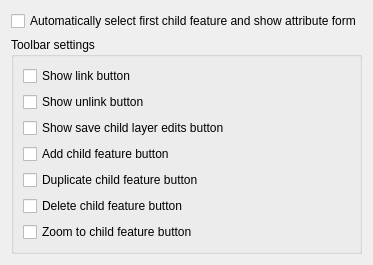
First picture: the form in src/ui/qgsrelationeditorconfigwidgetbase.ui, repository qgis/QGIS, before the edit.
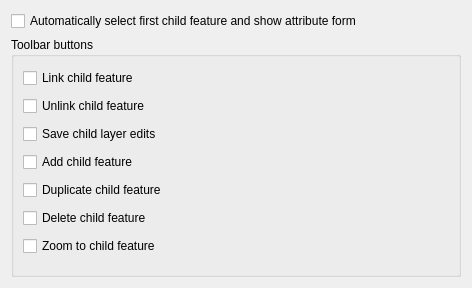
Second picture: the form after the edit.

Commit message: make consistent option texsts for buttons in relation editor widget

Diff of the .ui file:
```diff
--- a/src/ui/qgsrelationeditorconfigwidgetbase.ui
+++ b/src/ui/qgsrelationeditorconfigwidgetbase.ui
@@ -6,8 +6,8 @@
    <rect>
     <x>0</x>
     <y>0</y>
-    <width>274</width>
-    <height>215</height>
+    <width>472</width>
+    <height>288</height>
    </rect>
   </property>
   <property name="windowTitle">
@@ -33,55 +33,55 @@
         </sizepolicy>
      </property>
      <property name="title">
-        <string>Toolbar settings</string>
+      <string>Toolbar buttons</string>
      </property>
      <layout class="QVBoxLayout" name="verticalLayout_2">
       <item>
        <widget class="QCheckBox" name="mRelationShowLinkCheckBox">
         <property name="text">
-         <string>Show link button</string>
+         <string>Link child feature</string>
         </property>
        </widget>
       </item>
       <item>
        <widget class="QCheckBox" name="mRelationShowUnlinkCheckBox">
         <property name="text">
-         <string>Show unlink button</string>
+         <string>Unlink child feature</string>
         </property>
        </widget>
       </item>
       <item>
        <widget class="QCheckBox" name="mRelationShowSaveChildEditsCheckBox">
         <property name="text">
-         <string>Show save child layer edits button</string>
+         <string>Save child layer edits</string>
         </property>
        </widget>
       </item>
       <item>
        <widget class="QCheckBox" name="mRelationShowAddChildCheckBox">
         <property name="text">
-         <string>Add child feature button</string>
+         <string>Add child feature</string>
         </property>
        </widget>
       </item>
       <item>
        <widget class="QCheckBox" name="mRelationShowDuplicateChildFeatureCheckBox">
         <property name="text">
-         <string>Duplicate child feature button</string>
+         <string>Duplicate child feature</string>
         </property>
        </widget>
       </item>
       <item>
        <widget class="QCheckBox" name="mRelationDeleteChildFeatureCheckBox">
         <property name="text">
-         <string>Delete child feature button</string>
+         <string>Delete child feature</string>
         </property>
        </widget>
       </item>
       <item>
        <widget class="QCheckBox" name="mRelationShowZoomToFeatureCheckBox">
         <property name="text">
-         <string>Zoom to child feature button</string>
+         <string>Zoom to child feature</string>
         </property>
        </widget>
       </item>
```
Left out of the diff: 6 changed lines with no effect on the pictures. Lines whose indentation alone changed are shown as unchanged.
